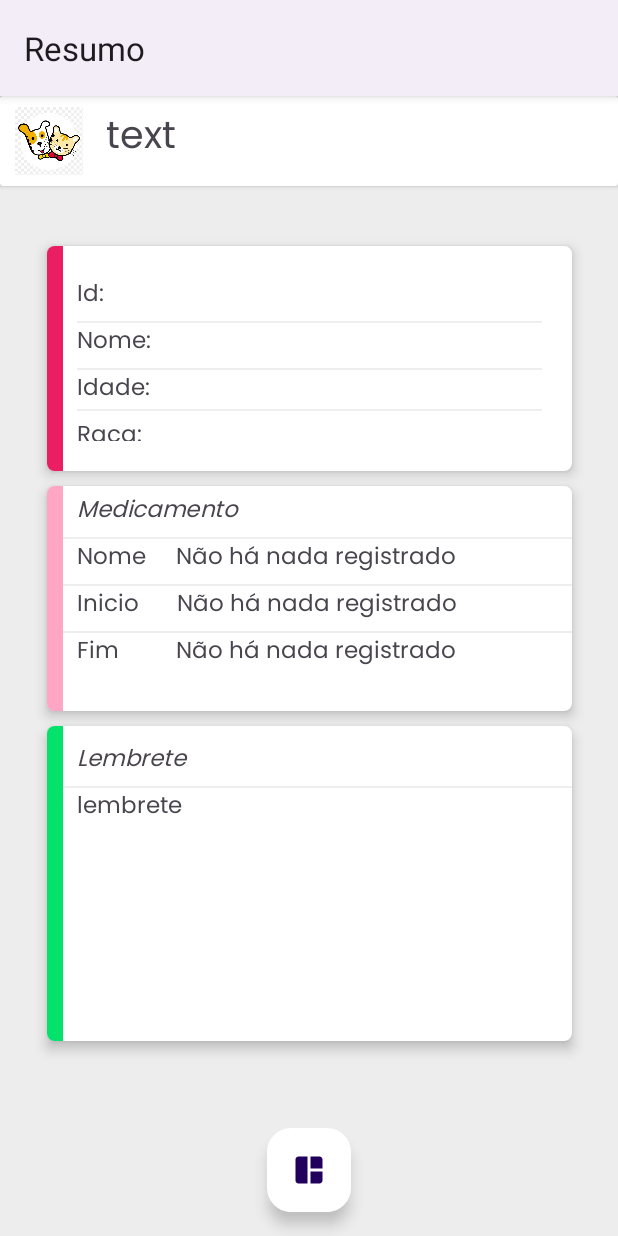
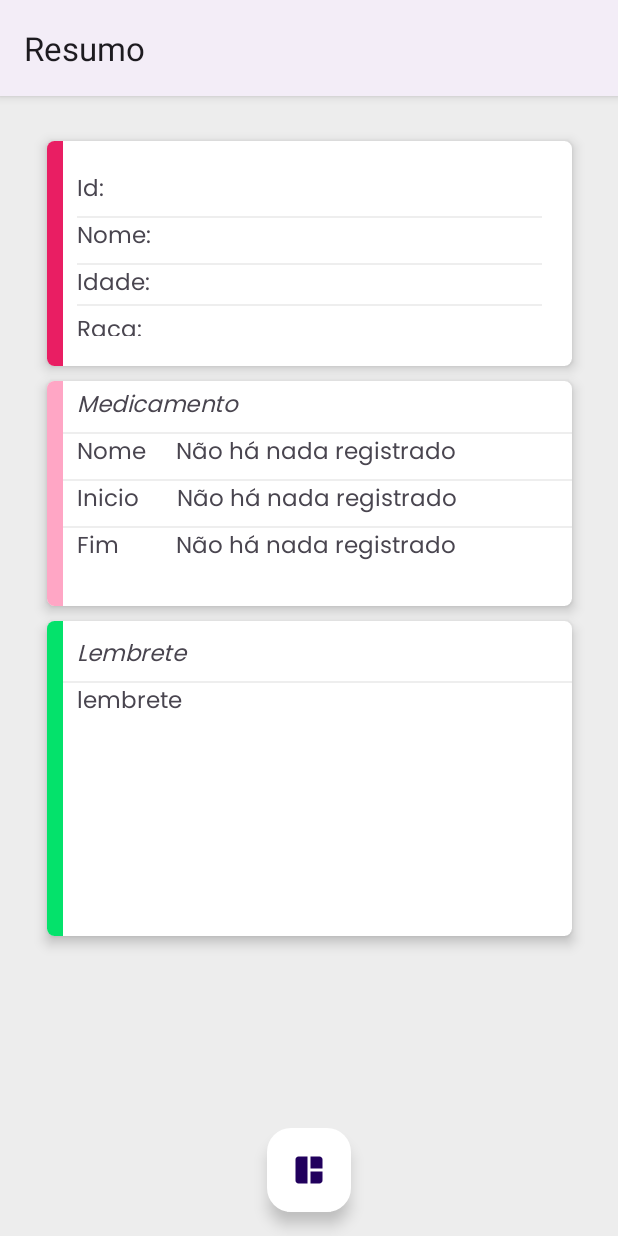
Before and after one commit to David-Mateus/PetBem, an Android app: the MainActivity screen opened directly, with no data from a screen before it, on a phone screen of 412 x 824 dp. Run offline under Robolectric (Android 15) with nearby library versions, the phone set to English and light mode, and no system bars; our stand-ins replace CircleImageView; 4 statements that could not run were skipped.

Commit message:
atualuzição na tela de resumo: cardview e label

```diff
--- a/app/src/main/java/com/example/petbem/MainActivity.kt
+++ b/app/src/main/java/com/example/petbem/MainActivity.kt
@@ -18,7 +18,7 @@ import android.util.Base64
 
 class MainActivity : AppCompatActivity() {
     private var petId: Int = 0
-    private lateinit var namePetCardView: TextView
+//    private lateinit var namePetCardView: TextView
     private lateinit var idPet: TextView // id
     private lateinit var namePet: TextView // name
     private lateinit var agePet: TextView // age
@@ -26,6 +26,7 @@ class MainActivity : AppCompatActivity() {
     private lateinit var nameMedicinesPet: TextView // nameMedicines
     private lateinit var startMedicinesPet: TextView // startMedicines
     private lateinit var endMedicinesPet: TextView // endMedicines
+
 
     //  private lateinit var photoPetImg : CircleImageView
     override fun onCreate(savedInstanceState: Bundle?) {
@@ -35,7 +36,7 @@ class MainActivity : AppCompatActivity() {
         petId = intent.getIntExtra("petId", 0)
         Log.d("PetId-MainActity1", "$petId")
         loadPetDetailsMainActivity(petId)
-        namePetCardView = findViewById(R.id.name_pet)
+//        namePetCardView = findViewById(R.id.name_pet)
         idPet = findViewById(R.id.id_pet)
         namePet = findViewById(R.id.name_pet_remmeber)
         agePet = findViewById(R.id.age_pet)
@@ -78,7 +79,8 @@ class MainActivity : AppCompatActivity() {
             }
             Handler(Looper.getMainLooper()).post {
 //              photoPetImg.setImageBitmap(bitmap)
-                namePetCardView.text = pets.namePet
+
+//                namePetCardView.text = pets.namePet
                 idPet.text = pets.id.toString()
                 namePet.text = pets.namePet
                 agePet.text = pets.agePet
--- a/app/src/main/res/layout/activity_main.xml
+++ b/app/src/main/res/layout/activity_main.xml
@@ -8,41 +8,41 @@
     android:background="@color/background_app"
     tools:context=".MainActivity">
 
-    <androidx.cardview.widget.CardView
-        android:id="@+id/card_View_categories"
-        android:layout_width="match_parent"
-        android:layout_height="60dp"
-        app:layout_constraintTop_toTopOf="parent">
-        <LinearLayout
-            android:layout_width="match_parent"
-            android:layout_height="wrap_content"
-            android:orientation="horizontal"
-            android:layout_gravity="center_vertical"
-            >
-            <ImageView
-                android:id="@+id/photo_profile"
-                android:layout_width="45dp"
-                android:layout_height="45dp"
-                android:layout_marginLeft="10dp"
-                android:src="@drawable/pet_icon"
+<!--    <androidx.cardview.widget.CardView-->
+<!--        android:id="@+id/card_View_categories"-->
+<!--        android:layout_width="match_parent"-->
+<!--        android:layout_height="60dp"-->
+<!--        app:layout_constraintTop_toTopOf="parent">-->
+<!--        <LinearLayout-->
+<!--            android:layout_width="match_parent"-->
+<!--            android:layout_height="wrap_content"-->
+<!--            android:orientation="horizontal"-->
+<!--            android:layout_gravity="center_vertical"-->
+<!--            >-->
+<!--            <ImageView-->
+<!--                android:id="@+id/photo_profile"-->
+<!--                android:layout_width="45dp"-->
+<!--                android:layout_height="45dp"-->
+<!--                android:layout_marginLeft="10dp"-->
+<!--                android:src="@drawable/pet_icon"-->
 
-                />
+<!--                />-->
 
-        <TextView
-            android:id="@+id/name_pet"
-            android:layout_width="wrap_content"
-            android:layout_height="wrap_content"
-            android:fontFamily="@font/poppins"
+<!--        <TextView-->
+<!--            android:id="@+id/name_pet"-->
+<!--            android:layout_width="wrap_content"-->
+<!--            android:layout_height="wrap_content"-->
+<!--            android:fontFamily="@font/poppins"-->
 
-            android:paddingStart="15dp"
-            android:text="text"
-            android:textSize="25sp"
-            tools:ignore="RtlSymmetry" />
+<!--            android:paddingStart="15dp"-->
+<!--            android:text="text"-->
+<!--            android:textSize="25sp"-->
+<!--            tools:ignore="RtlSymmetry" />-->
 
-        </LinearLayout>
+<!--        </LinearLayout>-->
 
 
-    </androidx.cardview.widget.CardView>
+<!--    </androidx.cardview.widget.CardView>-->
 
     <androidx.cardview.widget.CardView
         android:id="@+id/card"
@@ -51,17 +51,16 @@
         android:backgroundTint="@color/card_view"
         app:cardCornerRadius="5dp"
         app:cardElevation="5dp"
-        android:layout_marginTop="40dp"
+        android:layout_marginTop="30dp"
         app:layout_constraintEnd_toEndOf="parent"
         app:layout_constraintStart_toStartOf="parent"
-        app:layout_constraintTop_toBottomOf="@+id/card_View_categories">
+        app:layout_constraintTop_toTopOf="parent">
 
 
         <LinearLayout
             android:layout_width="match_parent"
             android:layout_height="wrap_content"
             android:orientation="vertical"
-
             android:padding="20dp">
 
             <LinearLayout
@@ -178,6 +177,7 @@
 
 
         </LinearLayout>
+
         <LinearLayout
             android:layout_width="wrap_content"
             android:layout_height="match_parent"
```
